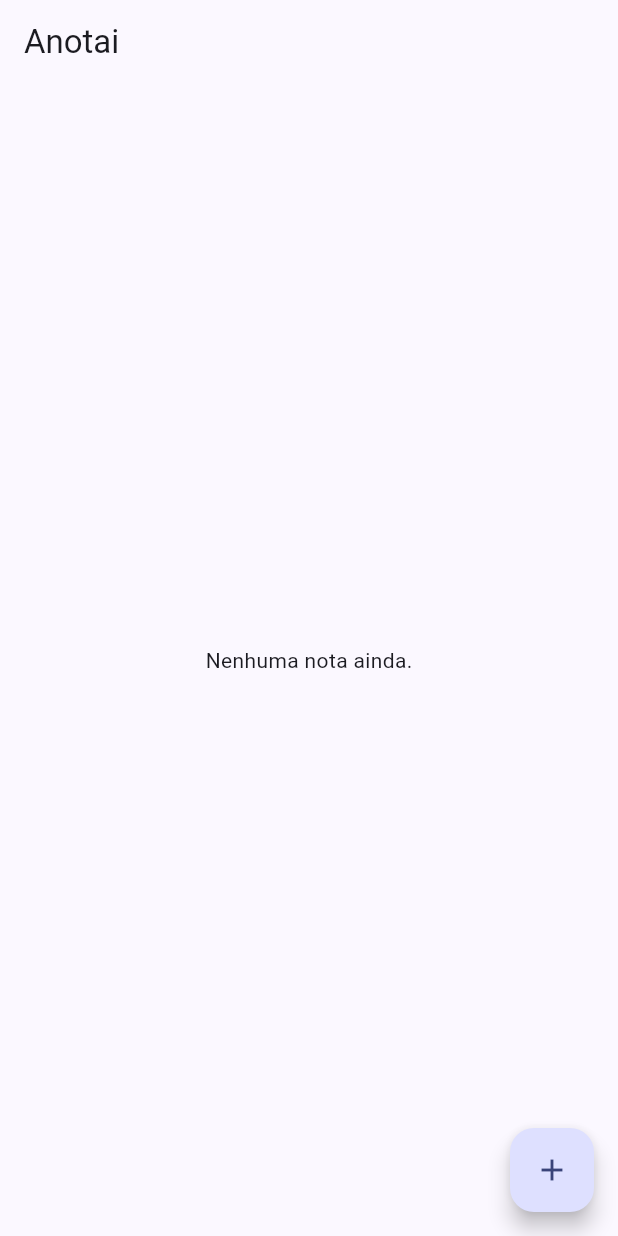
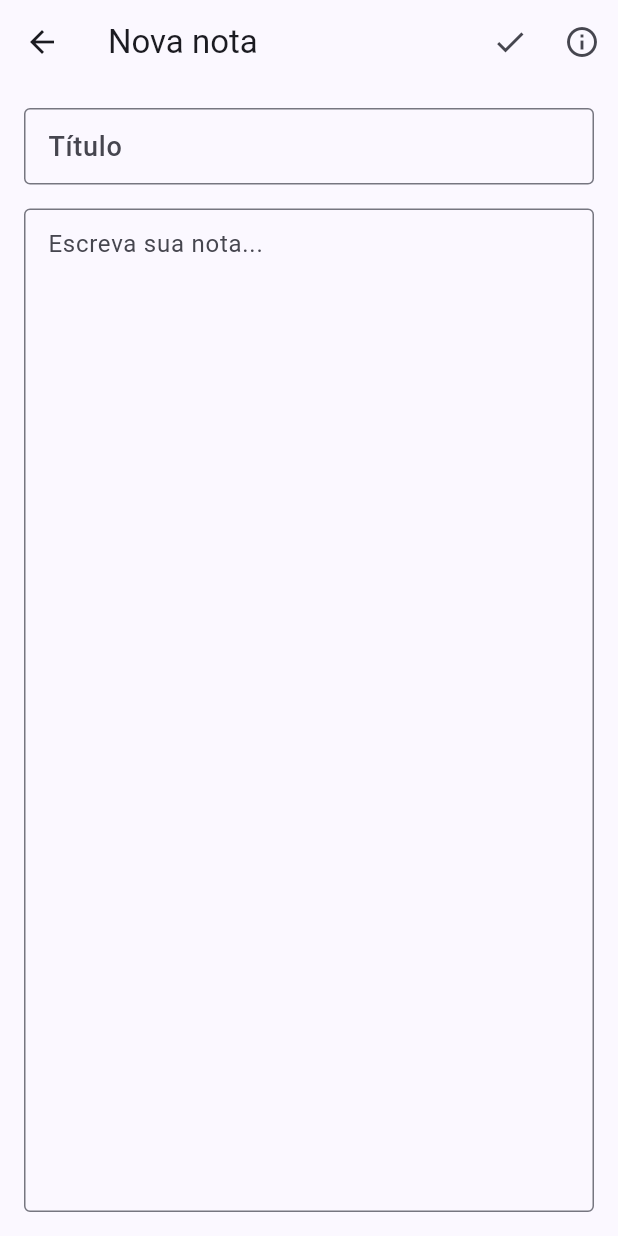
Before and after one commit to rogial12/anotai, a Flutter app: the screen it shows after launch, after a tap on the "add" icon, on a phone screen of 412 x 824 dp. Run offline on Flutter 3.47's test engine with Material 3 defaults, Android fonts, the light colour scheme and no system bars; our stand-ins replace hive, hive_flutter; accounts and stored records are empty.

Commit message:
Mockup de interface (home_view e editor_view)

```diff
--- /dev/null
+++ b/devtools_options.yaml
@@ -0,0 +1,3 @@
+description: This file stores settings for Dart & Flutter DevTools.
+documentation: https://docs.flutter.dev/tools/devtools/extensions#configure-extension-enablement-states
+extensions:
--- /dev/null
+++ b/lib/views/editor_view.dart
@@ -0,0 +1,54 @@
+import 'package:flutter/material.dart';
+
+class EditorView extends StatelessWidget {
+  const EditorView({super.key});
+
+  @override
+  Widget build(BuildContext context) {
+    return Scaffold(
+      appBar: AppBar(
+        title: const Text('Nova nota'),
+        actions: [
+          IconButton(
+            icon: const Icon(Icons.check),
+            onPressed: () {},
+            tooltip: 'Salvar',
+          ),
+          IconButton(
+            icon: const Icon(Icons.info_outline),
+            onPressed: () {},
+            tooltip: 'Informações',
+          ),
+        ],
+      ),
+      body: Padding(
+        padding: const EdgeInsets.all(16),
+        child: Column(
+          children: [
+            TextField(
+              decoration: InputDecoration(
+                hintText: 'Título',
+                border: OutlineInputBorder(),
+                contentPadding: const EdgeInsets.symmetric(horizontal: 12, vertical: 12),
+              ),
+              style: const TextStyle(fontSize: 18, fontWeight: FontWeight.w500),
+            ),
+            const SizedBox(height: 16),
+            Expanded(
+              child: TextField(
+                decoration: InputDecoration(
+                  hintText: 'Escreva sua nota...',
+                  border: OutlineInputBorder(),
+                  contentPadding: const EdgeInsets.all(12),
+                ),
+                maxLines: null,
+                expands: true,
+                textAlignVertical: TextAlignVertical.top,
+              ),
+            ),
+          ],
+        ),
+      ),
+    );
+  }
+}
--- a/lib/views/home_view.dart
+++ b/lib/views/home_view.dart
@@ -1,6 +1,7 @@
 import 'package:flutter/material.dart';
 import 'package:provider/provider.dart';
 import '../viewmodels/nota_viewmodel.dart';
+import 'editor_view.dart';
 
 class HomeView extends StatelessWidget {
   const HomeView({super.key});
@@ -31,7 +32,11 @@ class HomeView extends StatelessWidget {
         },
       ),
       floatingActionButton: FloatingActionButton(
-        onPressed: () {},
+        onPressed: () {
+          Navigator.of(context).push(
+            MaterialPageRoute(builder: (_) => const EditorView()),
+          );
+        },
         child: const Icon(Icons.add),
       ),
     );
```
